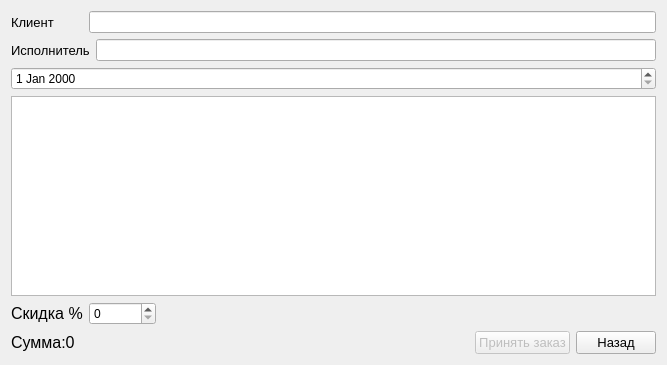
Old version of the form code/form_for_give_order.ui in the repository Alex-Sidorov/SEFOLL.
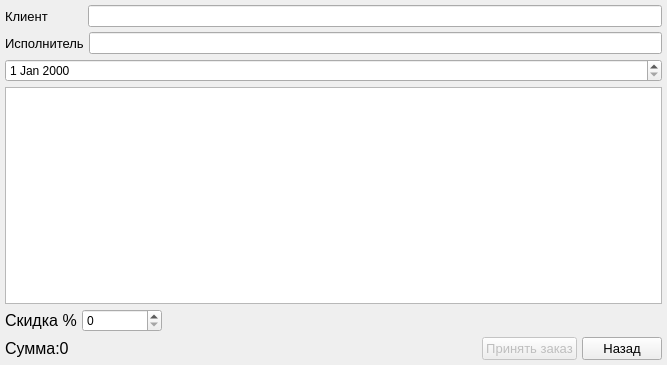
New version of the form.

Commit message: add remove order

```diff
--- a/code/form_for_give_order.ui
+++ b/code/form_for_give_order.ui
@@ -14,6 +14,21 @@
    <string>Оформление заказа</string>
   </property>
   <layout class="QVBoxLayout" name="verticalLayout">
+   <property name="spacing">
+    <number>5</number>
+   </property>
+   <property name="leftMargin">
+    <number>5</number>
+   </property>
+   <property name="topMargin">
+    <number>5</number>
+   </property>
+   <property name="rightMargin">
+    <number>5</number>
+   </property>
+   <property name="bottomMargin">
+    <number>5</number>
+   </property>
    <item>
     <layout class="QHBoxLayout" name="horizontalLayout">
      <item>
@@ -38,7 +53,7 @@
        </property>
        <property name="sizeHint" stdset="0">
         <size>
-         <width>29</width>
+         <width>35</width>
          <height>20</height>
         </size>
        </property>
```
The commit also changes 13 other files.
